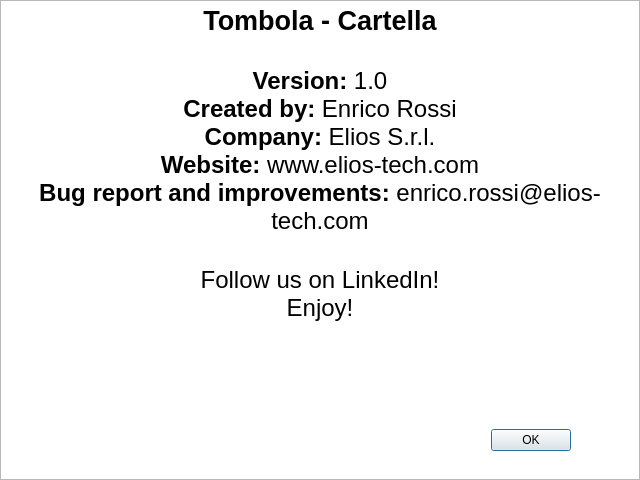
The window that CartellaPrj/CartellaPrj/credits.ui (elios-tech/Tombola) describes before a commit, drawn with Qt 5.
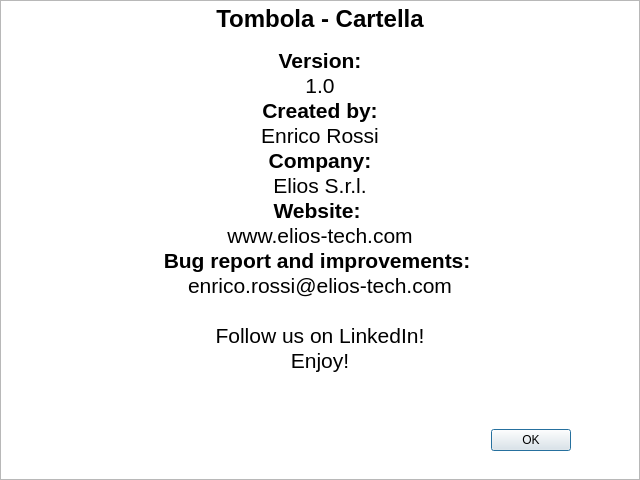
The same window after the commit. Icons and pictures are not drawn.

Commit message: [Tombola] Credits windows fixed.

The edit to the form file:
```diff
--- a/CartellaPrj/CartellaPrj/credits.ui
+++ b/CartellaPrj/CartellaPrj/credits.ui
@@ -46,16 +46,21 @@
 &lt;html&gt;&lt;head&gt;&lt;meta name=&quot;qrichtext&quot; content=&quot;1&quot; /&gt;&lt;style type=&quot;text/css&quot;&gt;
 p, li { white-space: pre-wrap; }
 &lt;/style&gt;&lt;/head&gt;&lt;body style=&quot; font-family:'MS Shell Dlg 2'; font-size:8.25pt; font-weight:400; font-style:normal;&quot;&gt;
-&lt;p align=&quot;center&quot; style=&quot; margin-top:0px; margin-bottom:0px; margin-left:0px; margin-right:0px; -qt-block-indent:0; text-indent:0px;&quot;&gt;&lt;span style=&quot; font-size:20pt; font-weight:600;&quot;&gt;Tombola - Cartella&lt;/span&gt;&lt;/p&gt;
-&lt;p align=&quot;center&quot; style=&quot;-qt-paragraph-type:empty; margin-top:0px; margin-bottom:0px; margin-left:0px; margin-right:0px; -qt-block-indent:0; text-indent:0px; font-size:20pt; font-weight:600;&quot;&gt;&lt;br /&gt;&lt;/p&gt;
-&lt;p align=&quot;center&quot; style=&quot; margin-top:0px; margin-bottom:0px; margin-left:0px; margin-right:0px; -qt-block-indent:0; text-indent:0px;&quot;&gt;&lt;span style=&quot; font-size:18pt; font-weight:600;&quot;&gt;Version:&lt;/span&gt;&lt;span style=&quot; font-size:18pt;&quot;&gt; 1.0&lt;/span&gt;&lt;/p&gt;
-&lt;p align=&quot;center&quot; style=&quot; margin-top:0px; margin-bottom:0px; margin-left:0px; margin-right:0px; -qt-block-indent:0; text-indent:0px;&quot;&gt;&lt;span style=&quot; font-size:18pt; font-weight:600;&quot;&gt;Created by:&lt;/span&gt;&lt;span style=&quot; font-size:18pt;&quot;&gt; Enrico Rossi&lt;/span&gt;&lt;/p&gt;
-&lt;p align=&quot;center&quot; style=&quot; margin-top:0px; margin-bottom:0px; margin-left:0px; margin-right:0px; -qt-block-indent:0; text-indent:0px;&quot;&gt;&lt;span style=&quot; font-size:18pt; font-weight:600;&quot;&gt;Company:&lt;/span&gt;&lt;span style=&quot; font-size:18pt;&quot;&gt; Elios S.r.l.&lt;/span&gt;&lt;/p&gt;
-&lt;p align=&quot;center&quot; style=&quot; margin-top:0px; margin-bottom:0px; margin-left:0px; margin-right:0px; -qt-block-indent:0; text-indent:0px;&quot;&gt;&lt;span style=&quot; font-size:18pt; font-weight:600;&quot;&gt;Website:&lt;/span&gt;&lt;span style=&quot; font-size:18pt;&quot;&gt; www.elios-tech.com&lt;/span&gt;&lt;/p&gt;
-&lt;p align=&quot;center&quot; style=&quot; margin-top:0px; margin-bottom:0px; margin-left:0px; margin-right:0px; -qt-block-indent:0; text-indent:0px;&quot;&gt;&lt;span style=&quot; font-size:18pt; font-weight:600;&quot;&gt;Bug report and improvements:&lt;/span&gt;&lt;span style=&quot; font-size:18pt;&quot;&gt; enrico.rossi@elios-tech.com&lt;/span&gt;&lt;/p&gt;
-&lt;p align=&quot;center&quot; style=&quot;-qt-paragraph-type:empty; margin-top:0px; margin-bottom:0px; margin-left:0px; margin-right:0px; -qt-block-indent:0; text-indent:0px; font-size:20pt;&quot;&gt;&lt;br /&gt;&lt;/p&gt;
-&lt;p align=&quot;center&quot; style=&quot; margin-top:0px; margin-bottom:0px; margin-left:0px; margin-right:0px; -qt-block-indent:0; text-indent:0px;&quot;&gt;&lt;span style=&quot; font-size:18pt;&quot;&gt;Follow us on LinkedIn!&lt;/span&gt;&lt;/p&gt;
-&lt;p align=&quot;center&quot; style=&quot; margin-top:0px; margin-bottom:0px; margin-left:0px; margin-right:0px; -qt-block-indent:0; text-indent:0px;&quot;&gt;&lt;span style=&quot; font-size:18pt;&quot;&gt;Enjoy!&lt;/span&gt;&lt;/p&gt;
+&lt;p align=&quot;center&quot; style=&quot; margin-top:0px; margin-bottom:0px; margin-left:0px; margin-right:0px; -qt-block-indent:0; text-indent:0px;&quot;&gt;&lt;span style=&quot; font-size:18pt; font-weight:600;&quot;&gt;Tombola - Cartella&lt;/span&gt;&lt;/p&gt;
+&lt;p align=&quot;center&quot; style=&quot;-qt-paragraph-type:empty; margin-top:0px; margin-bottom:0px; margin-left:0px; margin-right:0px; -qt-block-indent:0; text-indent:0px; font-size:10pt; font-weight:600;&quot;&gt;&lt;br /&gt;&lt;/p&gt;
+&lt;p align=&quot;center&quot; style=&quot; margin-top:0px; margin-bottom:0px; margin-left:0px; margin-right:0px; -qt-block-indent:0; text-indent:0px;&quot;&gt;&lt;span style=&quot; font-size:16pt; font-weight:600;&quot;&gt;Version:&lt;/span&gt;&lt;/p&gt;
+&lt;p align=&quot;center&quot; style=&quot; margin-top:0px; margin-bottom:0px; margin-left:0px; margin-right:0px; -qt-block-indent:0; text-indent:0px;&quot;&gt;&lt;span style=&quot; font-size:16pt;&quot;&gt;1.0&lt;/span&gt;&lt;/p&gt;
+&lt;p align=&quot;center&quot; style=&quot; margin-top:0px; margin-bottom:0px; margin-left:0px; margin-right:0px; -qt-block-indent:0; text-indent:0px;&quot;&gt;&lt;span style=&quot; font-size:16pt; font-weight:600;&quot;&gt;Created by:&lt;/span&gt;&lt;/p&gt;
+&lt;p align=&quot;center&quot; style=&quot; margin-top:0px; margin-bottom:0px; margin-left:0px; margin-right:0px; -qt-block-indent:0; text-indent:0px;&quot;&gt;&lt;span style=&quot; font-size:16pt;&quot;&gt;Enrico Rossi&lt;/span&gt;&lt;/p&gt;
+&lt;p align=&quot;center&quot; style=&quot; margin-top:0px; margin-bottom:0px; margin-left:0px; margin-right:0px; -qt-block-indent:0; text-indent:0px;&quot;&gt;&lt;span style=&quot; font-size:16pt; font-weight:600;&quot;&gt;Company:&lt;/span&gt;&lt;/p&gt;
+&lt;p align=&quot;center&quot; style=&quot; margin-top:0px; margin-bottom:0px; margin-left:0px; margin-right:0px; -qt-block-indent:0; text-indent:0px;&quot;&gt;&lt;span style=&quot; font-size:16pt;&quot;&gt;Elios S.r.l.&lt;/span&gt;&lt;/p&gt;
+&lt;p align=&quot;center&quot; style=&quot; margin-top:0px; margin-bottom:0px; margin-left:0px; margin-right:0px; -qt-block-indent:0; text-indent:0px;&quot;&gt;&lt;span style=&quot; font-size:16pt; font-weight:600;&quot;&gt;Website:&lt;/span&gt;&lt;span style=&quot; font-size:16pt;&quot;&gt; &lt;/span&gt;&lt;/p&gt;
+&lt;p align=&quot;center&quot; style=&quot; margin-top:0px; margin-bottom:0px; margin-left:0px; margin-right:0px; -qt-block-indent:0; text-indent:0px;&quot;&gt;&lt;span style=&quot; font-size:16pt;&quot;&gt;www.elios-tech.com&lt;/span&gt;&lt;/p&gt;
+&lt;p align=&quot;center&quot; style=&quot; margin-top:0px; margin-bottom:0px; margin-left:0px; margin-right:0px; -qt-block-indent:0; text-indent:0px;&quot;&gt;&lt;span style=&quot; font-size:16pt; font-weight:600;&quot;&gt;Bug report and improvements:&lt;/span&gt;&lt;span style=&quot; font-size:16pt;&quot;&gt; &lt;/span&gt;&lt;/p&gt;
+&lt;p align=&quot;center&quot; style=&quot; margin-top:0px; margin-bottom:0px; margin-left:0px; margin-right:0px; -qt-block-indent:0; text-indent:0px;&quot;&gt;&lt;span style=&quot; font-size:16pt;&quot;&gt;enrico.rossi@elios-tech.com&lt;/span&gt;&lt;/p&gt;
+&lt;p align=&quot;center&quot; style=&quot;-qt-paragraph-type:empty; margin-top:0px; margin-bottom:0px; margin-left:0px; margin-right:0px; -qt-block-indent:0; text-indent:0px; font-size:16pt;&quot;&gt;&lt;br /&gt;&lt;/p&gt;
+&lt;p align=&quot;center&quot; style=&quot; margin-top:0px; margin-bottom:0px; margin-left:0px; margin-right:0px; -qt-block-indent:0; text-indent:0px;&quot;&gt;&lt;span style=&quot; font-size:16pt;&quot;&gt;Follow us on LinkedIn!&lt;/span&gt;&lt;/p&gt;
+&lt;p align=&quot;center&quot; style=&quot; margin-top:0px; margin-bottom:0px; margin-left:0px; margin-right:0px; -qt-block-indent:0; text-indent:0px;&quot;&gt;&lt;span style=&quot; font-size:16pt;&quot;&gt;Enjoy!&lt;/span&gt;&lt;/p&gt;
 &lt;p align=&quot;center&quot; style=&quot; margin-top:0px; margin-bottom:0px; margin-left:0px; margin-right:0px; -qt-block-indent:0; text-indent:0px;&quot;&gt;&lt;img src=&quot;:/icons/eliosLogo.png&quot; /&gt;&lt;/p&gt;&lt;/body&gt;&lt;/html&gt;</string>
    </property>
   </widget>
```
The commit also changes 1 other file.
